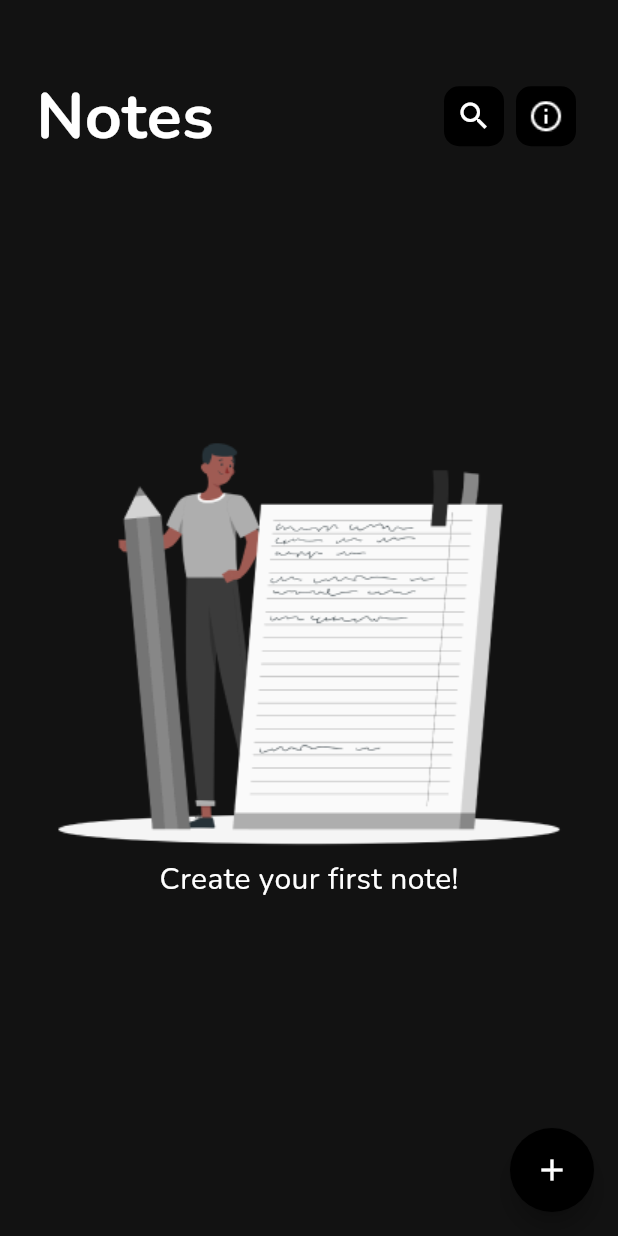
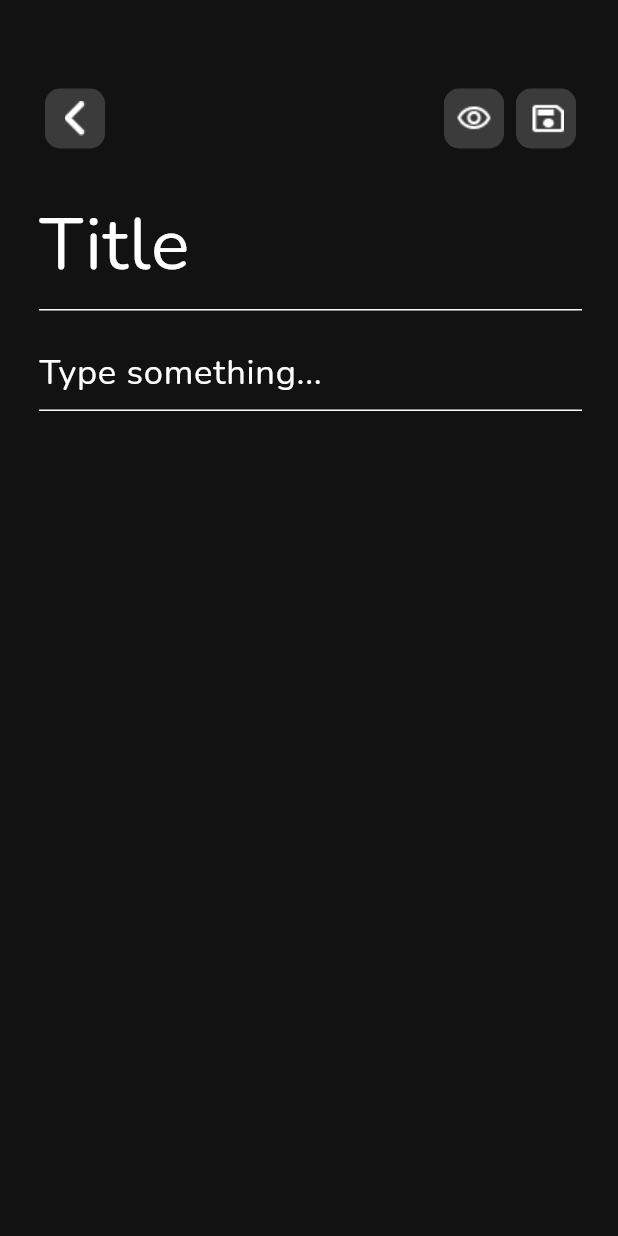
Before and after one commit to vickydroid333/PocketNotes, a Flutter app: the screen it shows after launch, after a tap on the "add" icon, on a phone screen of 412 x 824 dp. Run offline on Flutter 3.47's test engine with Material 3 defaults, Android fonts, the phone set to English and light mode, and no system bars; our stand-ins replace google_fonts.

Commit message:
Create notes page is ready.

```diff
--- /dev/null
+++ b/lib/create_notes.dart
@@ -0,0 +1,107 @@
+import 'package:flutter/material.dart';
+import 'package:google_fonts/google_fonts.dart';
+
+class CreateNotes extends StatefulWidget {
+  const CreateNotes({super.key});
+
+  @override
+  State<CreateNotes> createState() => _CreateNotesState();
+}
+
+class _CreateNotesState extends State<CreateNotes> {
+  final titleController = TextEditingController();
+  final descriptionController = TextEditingController();
+  @override
+  Widget build(BuildContext context) {
+    return MaterialApp(
+      theme: ThemeData(colorScheme: const ColorScheme.dark()),
+      debugShowCheckedModeBanner: false,
+      home: Scaffold(
+        body: Container(
+          padding:
+              const EdgeInsets.only(left: 26, top: 55, right: 24, bottom: 55),
+          child: Column(
+            mainAxisAlignment: MainAxisAlignment.center,
+            children: [
+              Align(
+                alignment: Alignment.topCenter,
+                child: Row(
+                  mainAxisAlignment: MainAxisAlignment.start,
+                  children: [
+                    IconButton(
+                      onPressed: () {
+                        Navigator.pop(context);
+                      },
+                      icon: Image.asset('assets/Vector.png'),
+                      style: IconButton.styleFrom(
+                          shape: RoundedRectangleBorder(
+                              borderRadius: BorderRadius.circular(10)),
+                          backgroundColor:
+                              const Color.fromRGBO(59, 59, 59, 100)),
+                    ),
+                    const Spacer(),
+                    IconButton(
+                      onPressed: () {},
+                      icon: Image.asset('assets/visibility.png'),
+                      style: IconButton.styleFrom(
+                          shape: RoundedRectangleBorder(
+                              borderRadius: BorderRadius.circular(10)),
+                          backgroundColor:
+                              const Color.fromRGBO(59, 59, 59, 100)),
+                    ),
+                    IconButton(
+                      onPressed: () {},
+                      icon: Image.asset('assets/save.png'),
+                      style: IconButton.styleFrom(
+                          shape: RoundedRectangleBorder(
+                              borderRadius: BorderRadius.circular(10)),
+                          backgroundColor:
+                              const Color.fromRGBO(59, 59, 59, 100)),
+                    ),
+                  ],
+                ),
+              ),
+              const SizedBox(height: 16.0),
+              Expanded(
+                child: Column(
+                  mainAxisAlignment: MainAxisAlignment.start,
+                  children: [
+                    TextField(
+                      controller: titleController,
+                      decoration: InputDecoration(
+                        border: const UnderlineInputBorder(
+                            borderSide: BorderSide(color: Colors.black)),
+                        hintText: 'Title',
+                        hintStyle: GoogleFonts.nunito(
+                          textStyle: const TextStyle(
+                            fontSize: 48,
+                          ),
+                        ),
+                      ),
+                      maxLines: null, // Allow multiline input
+                    ),
+                    const SizedBox(height: 16.0),
+                    TextField(
+                      controller: descriptionController,
+                      decoration: InputDecoration(
+                        border: const UnderlineInputBorder(
+                            borderSide: BorderSide(color: Colors.blue)),
+                        hintText: 'Type something...',
+                        hintStyle: GoogleFonts.nunito(
+                          textStyle: const TextStyle(
+                            fontSize: 23,
+                          ),
+                        ),
+                      ),
+                      maxLines: null, // Allow multiline input
+                    ),
+                  ],
+                ),
+              )
+            ],
+          ),
+        ),
+      ),
+    );
+  }
+}
--- a/lib/home.dart
+++ b/lib/home.dart
@@ -1,5 +1,6 @@
 import 'package:flutter/material.dart';
 import 'package:google_fonts/google_fonts.dart';
+import 'package:notes/create_notes.dart';
 
 class Home extends StatefulWidget {
   const Home({super.key});
@@ -19,7 +20,8 @@ class _HomeState extends State<Home> {
             backgroundColor: Colors.black,
             shape: const CircleBorder(),
             onPressed: () {
-              // Your code to handle button press
+              Navigator.push(context,
+                  MaterialPageRoute(builder: (context) => const CreateNotes()));
             },
             child: const Icon(
               Icons.add,
@@ -56,7 +58,8 @@ class _HomeState extends State<Home> {
                         style: IconButton.styleFrom(
                             shape: RoundedRectangleBorder(
                                 borderRadius: BorderRadius.circular(10)),
-                            backgroundColor: Colors.black),
+                            backgroundColor:
+                                const Color.fromRGBO(59, 59, 59, 100)),
                       ),
                       IconButton(
                         onPressed: () {},
@@ -64,7 +67,8 @@ class _HomeState extends State<Home> {
                         style: IconButton.styleFrom(
                             shape: RoundedRectangleBorder(
                                 borderRadius: BorderRadius.circular(10)),
-                            backgroundColor: Colors.black),
+                            backgroundColor:
+                                const Color.fromRGBO(59, 59, 59, 100)),
                       ),
                     ],
                   ),
--- a/pubspec.yaml
+++ b/pubspec.yaml
@@ -63,6 +63,9 @@ flutter:
   assets:
     - assets/info_outline.png
     - assets/rafiki.png
+    - assets/save.png
+    - assets/Vector.png
+    - assets/visibility.png
 
   # An image asset can refer to one or more resolution-specific "variants", see
   # https://flutter.dev/assets-and-images/#resolution-aware
```
Also changed, not shown: assets/Vector.png (added), assets/save.png (added), assets/visibility.png (added).
